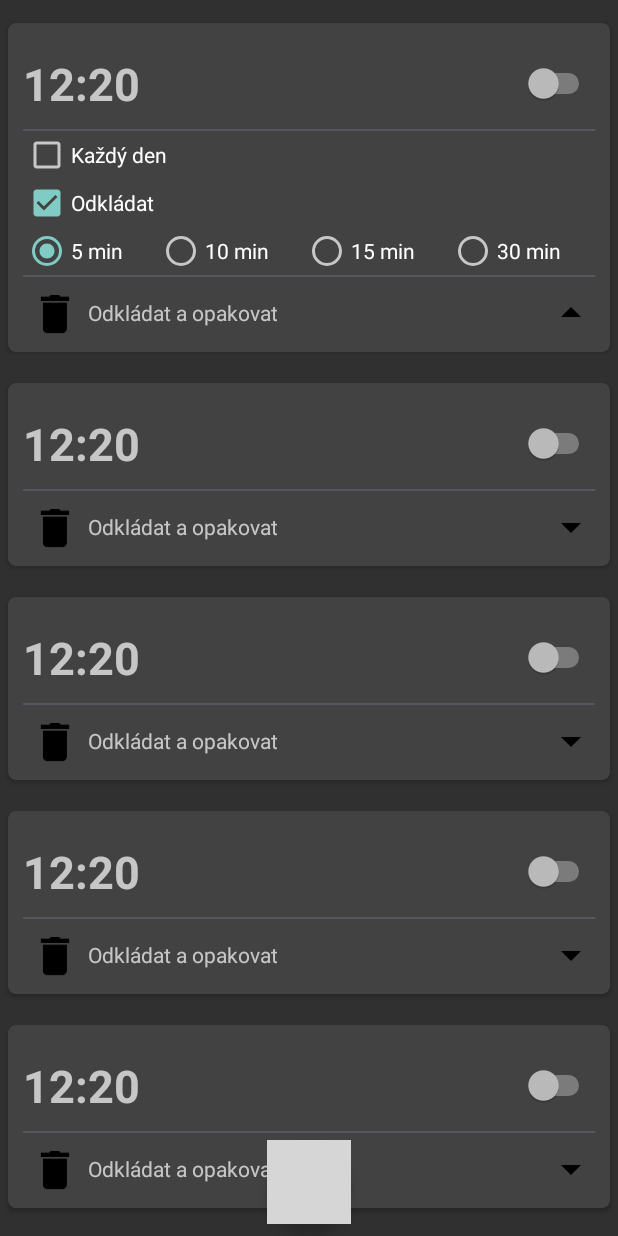
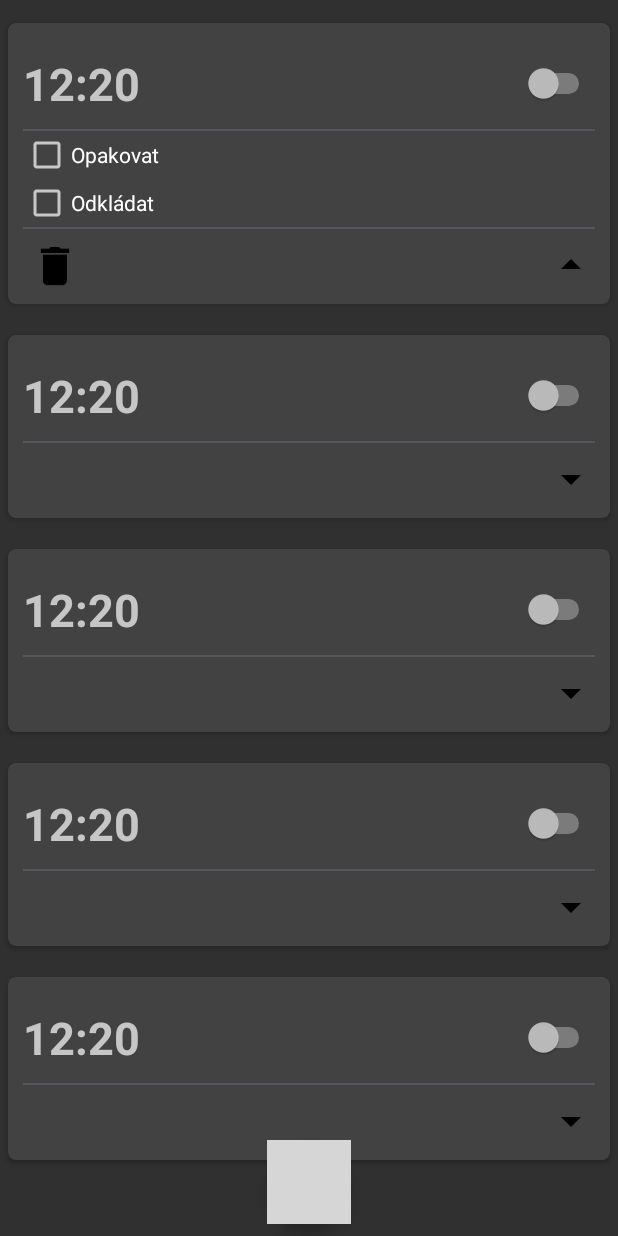
Before and after one commit to kolaron/SimpleAlarm, an Android app: the screen it shows after launch (MainActivity), after a tap on an icon or button, on a phone screen of 412 x 824 dp. Run offline under Robolectric (Android 15) with nearby library versions, the phone set to English and light mode, and no system bars; grey boxes are pictures that could not be loaded.

Commit message:
Change GUI2

```diff
--- a/app/src/main/java/kolar/simplealarm/View/Adapter/AlarmListAdapter.java
+++ b/app/src/main/java/kolar/simplealarm/View/Adapter/AlarmListAdapter.java
@@ -4,6 +4,7 @@ import android.animation.ObjectAnimator;
 import android.app.TimePickerDialog;
 import android.content.Context;
 import android.graphics.Color;
+import android.media.Image;
 import android.support.v7.widget.RecyclerView;
 import android.view.LayoutInflater;
 import android.view.View;
@@ -57,17 +58,26 @@ public class AlarmListAdapter extends RecyclerView.Adapter<AlarmListAdapter.View
             public void onCheckedChanged(CompoundButton buttonView, boolean isChecked) {
                 if (isChecked) {
                     holder.linearLayout_expand.setVisibility(View.VISIBLE);
+                    holder.changePropertiesText(holder.context,holder.checkbox_repeat,holder.checkbox_defer,holder.textView_properties);
                 } else {
                     holder.linearLayout_expand.startAnimation(AnimationUtils.loadAnimation(holder.context, R.anim.fade_in));
                     holder.linearLayout_expand.setVisibility(View.GONE);
+                    holder.changePropertiesText(holder.context,holder.checkbox_repeat,holder.checkbox_defer,holder.textView_properties);
                 }
+            }
+        });
+
+        holder.checkbox_repeat.setOnCheckedChangeListener(new CompoundButton.OnCheckedChangeListener() {
+            @Override
+            public void onCheckedChanged(CompoundButton buttonView, boolean isChecked) {
+                holder.changePropertiesText(holder.context,holder.checkbox_repeat,holder.checkbox_defer,holder.textView_properties);
             }
         });
 
         holder.relativeLayout_expandButton.setOnClickListener(new View.OnClickListener() {
             @Override
             public void onClick(View v) {
-                holder.expandeLayout(holder.linearLayout_expandMain, holder.relativeLayout_expandButton);
+                holder.expandeLayout(holder.linearLayout_expandMain, holder.relativeLayout_expandButton, holder.textView_properties, holder.imageView_remove);
             }
         });
     }
@@ -108,18 +118,43 @@ public class AlarmListAdapter extends RecyclerView.Adapter<AlarmListAdapter.View
             linearLayout_expandMain = itemView.findViewById(R.id.linearLayout_expandMain);
         }
 
-        private void expandeLayout(LinearLayout linearLayout_expandMain, RelativeLayout expandButton) {
+        private void expandeLayout(LinearLayout linearLayout_expandMain, RelativeLayout expandButton, TextView textView_properties, ImageView imageView_remove) {
             Animation animFadeOut = AnimationUtils.loadAnimation(context, R.anim.fade_out);
             Animation animFadeIn = AnimationUtils.loadAnimation(context, R.anim.fade_in);
             if (linearLayout_expandMain.getVisibility() == View.GONE) {
                 linearLayout_expandMain.startAnimation(animFadeIn);
                 createRotateAnimator(expandButton, 0f, 180f).start();
+                textView_properties.setVisibility(View.GONE);
+                imageView_remove.setVisibility(View.VISIBLE);
                 linearLayout_expandMain.setVisibility(View.VISIBLE);
             } else {
                 linearLayout_expandMain.startAnimation(animFadeOut);
                 createRotateAnimator(expandButton, 180f, 0f).start();
+                textView_properties.setVisibility(View.VISIBLE);
+                imageView_remove.setVisibility(View.GONE);
                 linearLayout_expandMain.setVisibility(View.GONE);
             }
+        }
+
+        private void changePropertiesText(Context context, CheckBox checkbox_repeat, CheckBox checkbox_defer, TextView textView) {
+            String repeat;
+            String defer;
+            if (checkbox_repeat.isChecked()) {
+                repeat = context.getResources().getString(R.string.repeat);
+            } else {
+                repeat = "";
+            }
+
+            if (checkbox_defer.isChecked()) {
+                if (repeat.equals("")) {
+                    defer = context.getResources().getString(R.string.defer);
+                } else {
+                    defer = ", " + context.getResources().getString(R.string.defer);
+                }
+            } else {
+                defer = "";
+            }
+            textView.setText(repeat + defer);
         }
 
         private ObjectAnimator createRotateAnimator(final View target, final float from, final float to) {
--- a/app/src/main/res/layout/alarmlist_item.xml
+++ b/app/src/main/res/layout/alarmlist_item.xml
@@ -40,7 +40,8 @@
                 android:layout_height="wrap_content"
                 android:layout_gravity="center" />
         </LinearLayout>
-                <LinearLayout
+
+        <LinearLayout
             android:layout_width="match_parent"
             android:layout_height="wrap_content"
             android:orientation="vertical">
@@ -56,6 +57,7 @@
                     android:layout_width="wrap_content"
                     android:layout_height="1dp"
                     android:background="@color/dark_grey" />
+
                 <CheckBox
                     android:id="@+id/checkbox_repeat"
                     android:layout_width="wrap_content"
@@ -66,13 +68,13 @@
                     android:id="@+id/checkbox_defer"
                     android:layout_width="wrap_content"
                     android:layout_height="wrap_content"
-                    android:checked="true"
                     android:text="@string/defer" />
 
                 <LinearLayout
                     android:id="@+id/linearLayout_expand"
                     android:layout_width="match_parent"
                     android:layout_height="wrap_content"
+                    android:visibility="gone"
                     android:orientation="vertical">
 
                     <RadioGroup
@@ -134,16 +136,16 @@
                         android:id="@+id/imageView_remove"
                         android:layout_width="wrap_content"
                         android:layout_height="match_parent"
-                        android:src="@drawable/trash" />
+                        android:src="@drawable/trash"
+                        android:visibility="gone" />
 
                     <TextView
                         android:id="@+id/textView_properties"
-                        android:layout_width="wrap_content"
+                        android:layout_width="match_parent"
                         android:layout_height="match_parent"
                         android:layout_centerInParent="true"
                         android:layout_toRightOf="@+id/imageView_remove"
-                        android:gravity="center"
-                        android:text="Odkládat a opakovat" />
+                        android:gravity="center|start" />
                 </RelativeLayout>
 
                 <RelativeLayout
--- a/app/src/main/res/values/strings.xml
+++ b/app/src/main/res/values/strings.xml
@@ -7,7 +7,7 @@
     <string name="friday">P</string>
     <string name="saturday">S</string>
     <string name="sunday">N</string>
-    <string name="repeat">Každý den</string>
+    <string name="repeat">Opakovat</string>
     <string name="defer">Odkládat</string>
     <string name="radio5">5 min</string>
     <string name="radio10">10 min</string>
```
